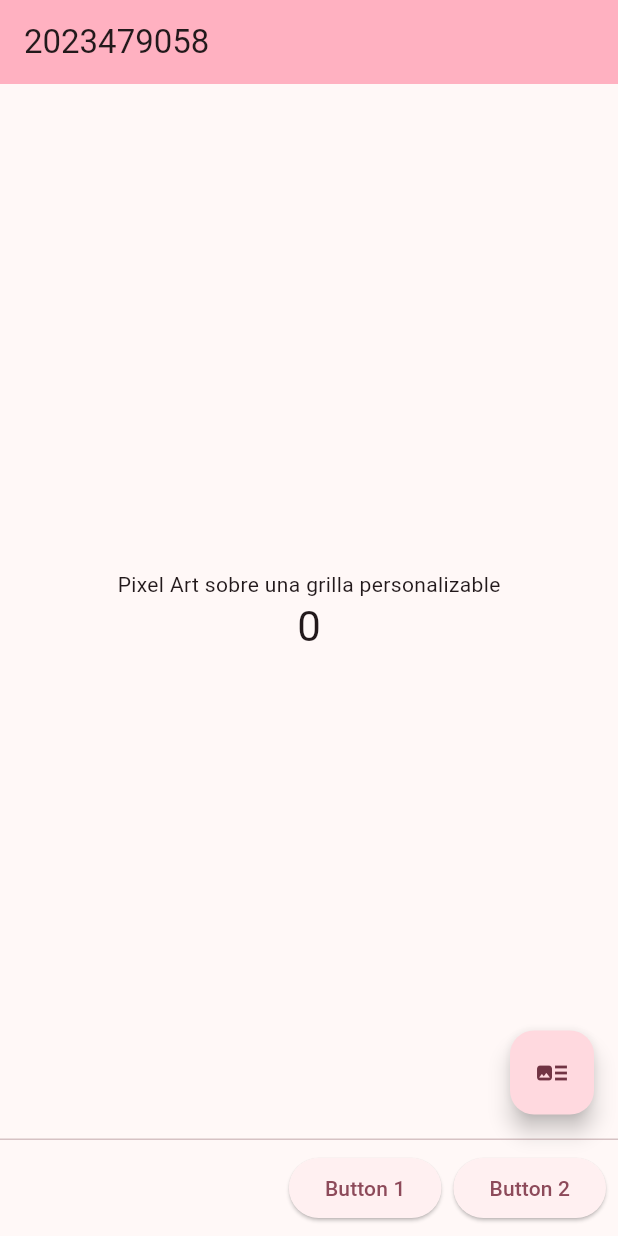
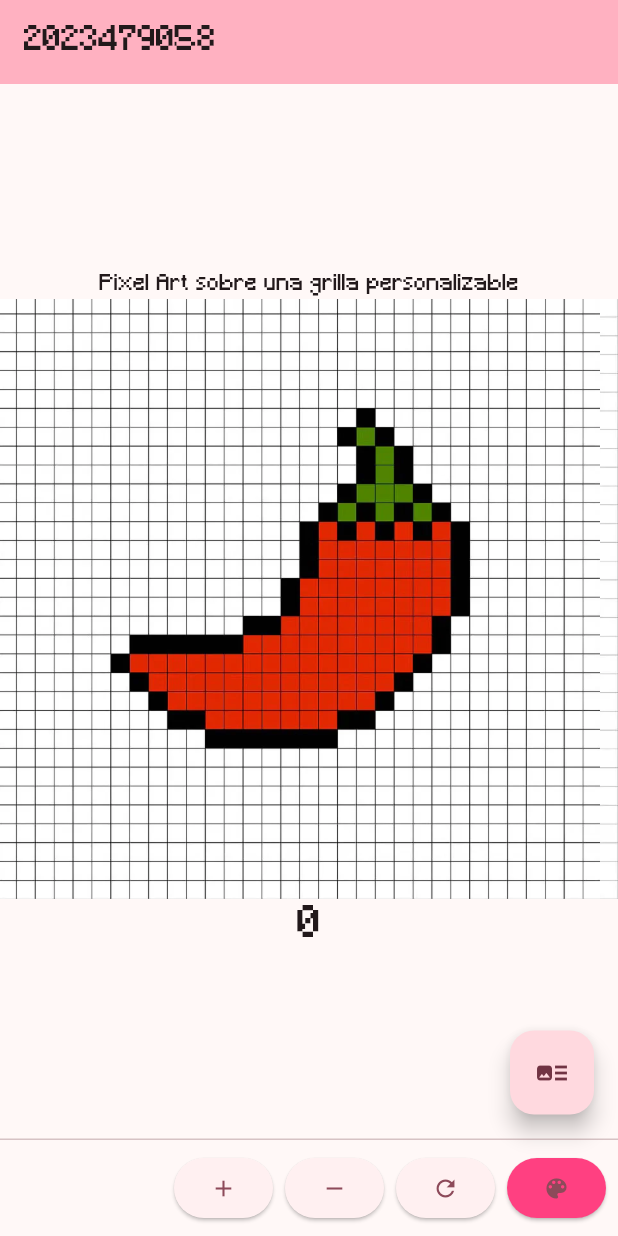
Before and after one commit to Hikidetsu/3479A321_2023479058, a Flutter app: the screen it shows after launch, on a phone screen of 412 x 824 dp. Run offline on Flutter 3.47's test engine with Material 3 defaults, Android fonts, the phone set to English and light mode, and no system bars; our stand-ins replace logger.

Commit message:
lab 3 completo

```diff
--- a/lib/main.dart
+++ b/lib/main.dart
@@ -1,136 +1,56 @@
 import 'package:flutter/material.dart';
+import 'package:flutter/rendering.dart';
+import 'package:lab2/pages/my_home_page.dart';
+import 'package:logger/logger.dart';
 
 void main() {
   runApp(const MyApp());
 }
 
-class MyApp extends StatelessWidget {
+class MyApp extends StatefulWidget {
   const MyApp({super.key});
 
-  // This widget is the root of your application.
+  @override
+  State<MyApp> createState() => _MyAppState();
+}
+
+class _MyAppState extends State<MyApp> {
+  Color _newColor = Colors.pinkAccent;
+
+ void _selectColor() {
+  setState(() {
+    if (_newColor == Colors.pinkAccent) {
+      _newColor = Colors.red;
+    } else if (_newColor == Colors.red) {
+      _newColor = Colors.blueAccent;
+    } else {
+      _newColor = Colors.pinkAccent; // vuelve al inicial
+    }
+  });
+}
+
+
   @override
   Widget build(BuildContext context) {
+
+  var logger = Logger();
+
+  logger.d("Logger is working!");
+
+
+
     return MaterialApp(
       title: '2023479058',
       theme: ThemeData(
-        // This is the theme of your application.
-        //
-        // TRY THIS: Try running your application with "flutter run". You'll see
-        // the application has a purple toolbar. Then, without quitting the app,
-        // try changing the seedColor in the colorScheme below to Colors.green
-        // and then invoke "hot reload" (save your changes or press the "hot
-        // reload" button in a Flutter-supported IDE, or press "r" if you used
-        // the command line to start the app).
-        //
-        // Notice that the counter didn't reset back to zero; the application
-        // state is not lost during the reload. To reset the state, use hot
-        // restart instead.
-        //
-        // This works for code too, not just values: Most code changes can be
-        // tested with just a hot reload.
-        colorScheme: ColorScheme.fromSeed(seedColor: Colors.pinkAccent),
+        fontFamily: 'Minecraft',
+        colorScheme: ColorScheme.fromSeed(seedColor: _newColor),
       ),
-      home: const MyHomePage(title: '2023479058'),
+      home: MyHomePage(
+        title: '2023479058',
+        onChangeColor: _selectColor,
+        newColor: _newColor,
+
+      ),
     );
   }
 }
-
-class MyHomePage extends StatefulWidget {
-  const MyHomePage({super.key, required this.title});
-
-  // This widget is the home page of your application. It is stateful, meaning
-  // that it has a State object (defined below) that contains fields that affect
-  // how it looks.
-
-  // This class is the configuration for the state. It holds the values (in this
-  // case the title) provided by the parent (in this case the App widget) and
-  // used by the build method of the State. Fields in a Widget subclass are
-  // always marked "final".
-
-  final String title;
-
-  @override
-  State<MyHomePage> createState() => _MyHomePageState();
-}
-
-class _MyHomePageState extends State<MyHomePage> {
-  int _counter = 0;
-
-  void _incrementCounter() {
-    setState(() {
-      // This call to setState tells the Flutter framework that something has
-      // changed in this State, which causes it to rerun the build method below
-      // so that the display can reflect the updated values. If we changed
-      // _counter without calling setState(), then the build method would not be
-      // called again, and so nothing would appear to happen.
-      _counter++;
-    });
-  }
-
-  @override
-  Widget build(BuildContext context) {
-    // This method is rerun every time setState is called, for instance as done
-    // by the _incrementCounter method above.
-    //
-    // The Flutter framework has been optimized to make rerunning build methods
-    // fast, so that you can just rebuild anything that needs updating rather
-    // than having to individually change instances of widgets.
-    return Scaffold(
-      appBar: AppBar(
-        // TRY THIS: Try changing the color here to a specific color (to
-        // Colors.amber, perhaps?) and trigger a hot reload to see the AppBar
-        // change color while the other colors stay the same.
-        backgroundColor: Theme.of(context).colorScheme.inversePrimary,
-        // Here we take the value from the MyHomePage object that was created by
-        // the App.build method, and use it to set our appbar title.
-        title: Text(widget.title),
-      ),
-      body: Center(
-        // Center is a layout widget. It takes a single child and positions it
-        // in the middle of the parent.
-        child: Column(
-          // Column is also a layout widget. It takes a list of children and
-          // arranges them vertically. By default, it sizes itself to fit its
-          // children horizontally, and tries to be as tall as its parent.
-          //
-          // Column has various properties to control how it sizes itself and
-          // how it positions its children. Here we use mainAxisAlignment to
-          // center the children vertically; the main axis here is the vertical
-          // axis because Columns are vertical (the cross axis would be
-          // horizontal).
-          //
-          // TRY THIS: Invoke "debug painting" (choose the "Toggle Debug Paint"
-          // action in the IDE, or press "p" in the console), to see the
-          // wireframe for each widget.
-          mainAxisAlignment: MainAxisAlignment.center,
-          children: <Widget>[
-            const Text('Pixel Art sobre una grilla personalizable'),
-            Text(
-              '$_counter',
-              style: Theme.of(context).textTheme.headlineMedium,
-            ),
-          ],
-        ),
-      ),
-      floatingActionButton: FloatingActionButton(
-        onPressed: _incrementCounter,
-        tooltip: 'Increment',
-        child: const Icon(Icons.art_track),
-      ),
-      persistentFooterButtons: [
-        ElevatedButton(
-          onPressed: () {
-            // Action for the button
-          },
-          child: const Text('Button 1'),
-        ),
-        ElevatedButton(
-          onPressed: () {
-            // Action for the button
-          },
-          child: const Text('Button 2'),
-        ),
-      ],// This trailing comma makes auto-formatting nicer for build methods.
-    );
-  }
-}
--- /dev/null
+++ b/lib/pages/my_home_page.dart
@@ -0,0 +1,102 @@
+import 'package:flutter/material.dart';
+
+
+class MyHomePage extends StatefulWidget {
+  const MyHomePage({
+    super.key,
+    required this.title,
+    required this.onChangeColor,
+    required this.newColor,
+  });
+
+  final String title;
+  final VoidCallback onChangeColor;
+  final Color newColor;
+
+  @override
+  State<MyHomePage> createState() => _MyHomePageState();
+}
+class _MyHomePageState extends State<MyHomePage> {
+  int _counter = 0;
+
+  void _incrementCounter() {
+    setState(() {
+      _counter++;
+    });
+  }
+
+  void _decrementCounter() {
+    setState(() {
+      _counter--;
+    });
+  }
+
+  void _resetCounter() {
+    setState(() {
+      _counter = 0;
+    });
+  }
+
+  List<Widget> _buildFooterButtons() {
+    return [
+      ElevatedButton(
+        onPressed: _incrementCounter,
+        child: const Icon(Icons.add),
+      ),
+      ElevatedButton(
+        onPressed: _decrementCounter,
+        child: const Icon(Icons.remove),
+      ),
+      ElevatedButton(
+        onPressed: _resetCounter,
+        child: const Icon(Icons.refresh),
+      ),
+      ElevatedButton(
+        onPressed: widget.onChangeColor,
+        style: ElevatedButton.styleFrom(
+          backgroundColor: widget.newColor,
+        ),
+        child: const Icon(Icons.color_lens),
+      ),
+    ];
+  }
+
+
+  @override
+  Widget build(BuildContext context) {
+    return Scaffold(
+      appBar: AppBar(
+        backgroundColor: Theme.of(context).colorScheme.inversePrimary,
+        title: Text(widget.title),
+      ),
+      body: Center(
+        child: Column(
+          mainAxisAlignment: MainAxisAlignment.center,
+          children: <Widget>[
+            const Text('Pixel Art sobre una grilla personalizable'),
+            SingleChildScrollView(
+              scrollDirection: Axis.horizontal,
+              child: Row(
+                children: [
+                  Image.asset('assets/Pixel-Art-Hot-Pepper-2-1.webp', width: 400, height: 400, fit:BoxFit.cover),
+                  Image.asset('assets/Pixel-Art-Pizza-2.webp', width: 400, height: 400, fit:BoxFit.cover),
+                  Image.asset('assets/Pixel-Art-Watermelon-3.webp',width: 400, height: 400, fit:BoxFit.cover),
+                ],
+              ),
+            ),
+            Text(
+              '$_counter',
+              style: Theme.of(context).textTheme.headlineMedium,
+            ),
+          ],
+        ),
+      ),
+      floatingActionButton: FloatingActionButton(
+        onPressed: _incrementCounter,
+        tooltip: 'Increment',
+        child: const Icon(Icons.art_track),
+      ),
+      persistentFooterButtons: _buildFooterButtons(),
+    );
+  }
+}
```
Also changed, not shown: pubspec.yaml (+19 -1 lines), assets/Pixel-Art-Hot-Pepper-2-1.webp (added), assets/Pixel-Art-Pizza-2.webp (added), assets/Pixel-Art-Watermelon-3.webp (added), fonts/Minecraft.ttf (added), pubspec.lock.
